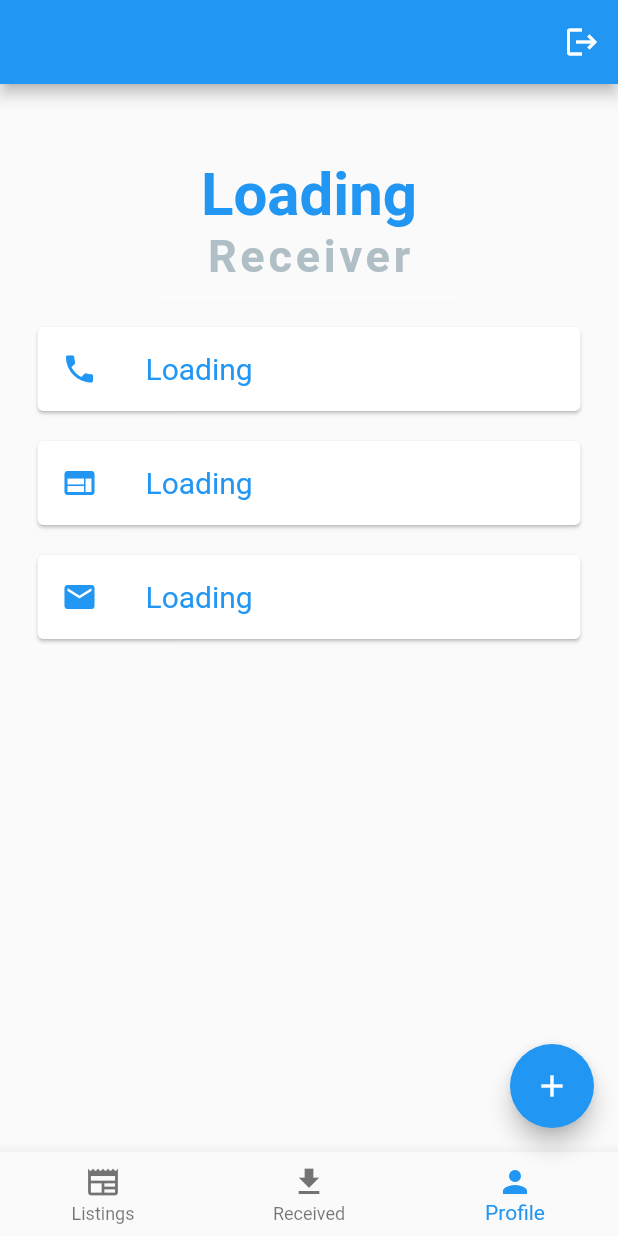
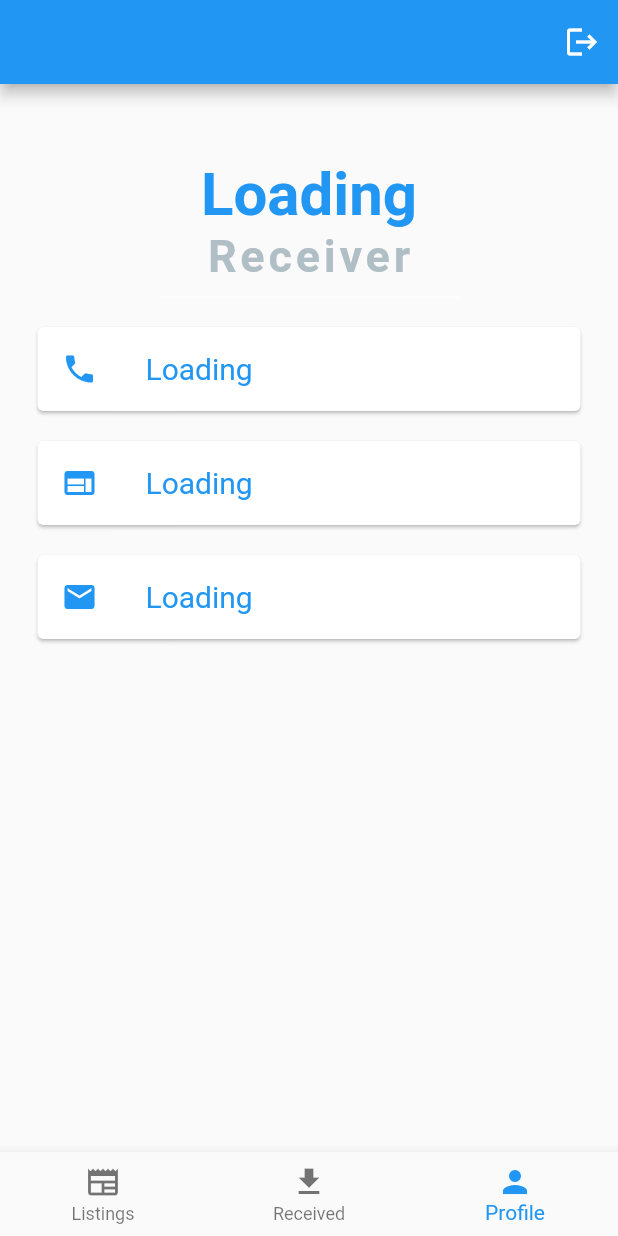
Before and after one commit to geek911/09876543, a Flutter app: the ReceiverPage screen opened directly, item 3 of the bottom bar chosen, on a phone screen of 412 x 824 dp. Run offline on Flutter 3.47's test engine with Material 2 defaults, Android fonts, the phone set to English and light mode, and no system bars; our stand-ins replace cloud_firestore, firebase_auth, firebase_core, firebase_database, form_validator, syncfusion_flutter_datepicker; missing offline and left inert: firebase_app_check; accounts and stored records are empty; Roboto replaces fonts that are missing (Pacifico, Source Sans Pro).

Commit message:
removed add donation button for receivers

```diff
--- a/lib/pages/receive_page.dart
+++ b/lib/pages/receive_page.dart
@@ -90,12 +90,6 @@ class _ReceiverPageState extends State<ReceiverPage> {
         currentIndex: _index,
         onTap: _changeFragment,
       ),
-      floatingActionButton: FloatingActionButton(
-        onPressed: () async {
-          await Navigator.of(context).pushNamed('/add_donation');
-        },
-        child: Icon(Icons.add),
-      ),
     );
   }
 
```
